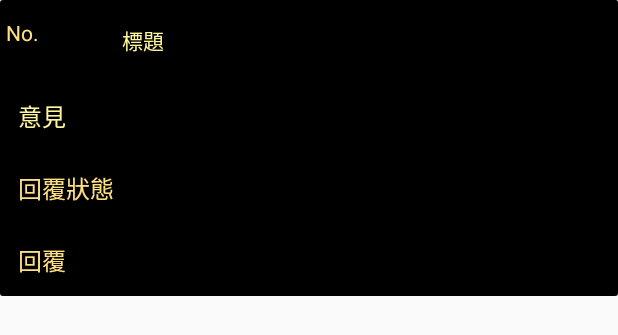
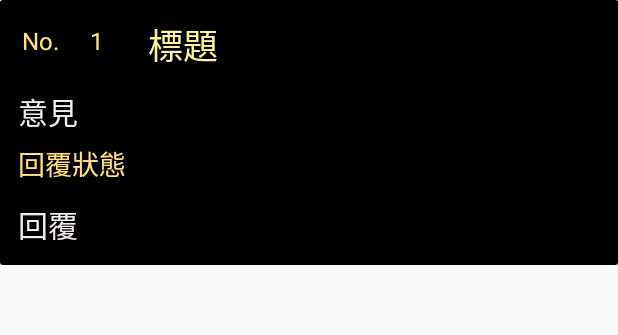
Before and after one commit to DP103-G1/ForntDesk, an Android app: the layout sugbox_item_view.xml on its own in the app's theme, with its tools: preview values and no code run, on a phone screen of 412 x 824 dp. Shown: the top 335 px of the screen. Run offline under Robolectric (Android 15) with nearby library versions, the light colour scheme and no system bars.

Commit message:
//SUG_Box 樣式調整

```diff
--- a/app/src/main/java/com/example/ezeats/SUGBox/ListBoxFragment.java
+++ b/app/src/main/java/com/example/ezeats/SUGBox/ListBoxFragment.java
@@ -136,6 +136,7 @@ public class ListBoxFragment extends Fragment {
             }
         }
 
+
         @Override
         public int getItemCount() {
             return boxes.size();
@@ -160,7 +161,7 @@ public class ListBoxFragment extends Fragment {
                 holder.tvReplyContent.setText(box.getReply());
             }else {
                 holder.reMessageLinearlayout.setVisibility(View.GONE);
-            }
+        }
 
             boolean isExpanded = boxes.get(position).isExpanded();
             holder.expandedLayout.setVisibility(isExpanded ? View.VISIBLE : View.GONE);
--- a/app/src/main/java/com/example/ezeats/SUGBox/SUGBoxFragment.java
+++ b/app/src/main/java/com/example/ezeats/SUGBox/SUGBoxFragment.java
@@ -147,7 +147,7 @@ public class SUGBoxFragment extends Fragment
                                 .setPositiveButton(R.string.textConfirm, new DialogInterface.OnClickListener() {
                                     @Override
                                     public void onClick(DialogInterface dialog, int which) {
-                                        navController.navigate(R.id.action_SUGBoxFragment_to_listBoxFragment);
+                                        navController.navigate(R.id.listBoxFragment);
                                     }
                                 })
                                 .show();
--- a/app/src/main/res/layout/fragment_list_box.xml
+++ b/app/src/main/res/layout/fragment_list_box.xml
@@ -10,7 +10,7 @@
     <androidx.recyclerview.widget.RecyclerView
         android:id="@+id/rvBoxList"
         android:layout_width="match_parent"
-        android:layout_height="561dp"
+        android:layout_height="431dp"
         android:layout_marginTop="16dp" />
 
 </LinearLayout>
--- a/app/src/main/res/layout/fragment_sugbox.xml
+++ b/app/src/main/res/layout/fragment_sugbox.xml
@@ -18,6 +18,7 @@
         android:background="@color/colorTitle"
         android:text="@string/btSent"
         android:textColor="@color/colorText"
+        android:textSize="18sp"
         app:layout_constraintEnd_toEndOf="parent"
         app:layout_constraintHorizontal_bias="0.498"
         app:layout_constraintStart_toStartOf="parent"
@@ -144,7 +145,8 @@
         android:layout_marginStart="14dp"
         android:layout_marginTop="14dp"
         android:numStars="5"
-        android:progressTint="#B4E239"
+        android:progressBackgroundTint="@color/colorStarBackground"
+        android:progressTint="@color/colorStar"
         android:rating="0"
         android:stepSize="0.5"
         app:layout_constraintStart_toEndOf="@+id/tvRating"
--- a/app/src/main/res/layout/sugbox_item_view.xml
+++ b/app/src/main/res/layout/sugbox_item_view.xml
@@ -1,6 +1,7 @@
 <?xml version="1.0" encoding="utf-8"?>
 <LinearLayout xmlns:android="http://schemas.android.com/apk/res/android"
     xmlns:app="http://schemas.android.com/apk/res-auto"
+    xmlns:tools="http://schemas.android.com/tools"
     android:id="@+id/howto_item_view"
     android:layout_width="match_parent"
     android:layout_height="wrap_content"
@@ -12,17 +13,18 @@
 
         <androidx.constraintlayout.widget.ConstraintLayout
             android:layout_width="match_parent"
-            android:layout_height="wrap_content"
+            android:layout_height="match_parent"
             android:background="@color/colorBackground">
 
             <TextView
                 android:id="@+id/tvNumber"
-                android:layout_width="28dp"
-                android:layout_height="45dp"
+                android:layout_width="45dp"
+                android:layout_height="49dp"
                 android:gravity="center"
                 android:padding="16dp"
                 android:text="@string/tvNumber"
                 android:textColor="@color/colorSecondary"
+                android:textSize="16sp"
                 app:layout_constraintStart_toEndOf="@+id/tvNo"
                 app:layout_constraintTop_toTopOf="parent" />
 
@@ -30,11 +32,11 @@
                 android:id="@+id/tvQuestion"
                 android:layout_width="0dp"
                 android:layout_height="wrap_content"
-                android:layout_marginStart="8dp"
-                android:padding="16dp"
                 android:background="@color/colorBackground"
+                android:padding="12dp"
+                android:text="@string/tvMainTitle"
                 android:textColor="@color/colorText"
-                android:text="@string/tvMainTitle"
+                android:textSize="23sp"
                 app:layout_constraintEnd_toEndOf="parent"
                 app:layout_constraintStart_toEndOf="@+id/tvNumber"
                 app:layout_constraintTop_toTopOf="parent" />
@@ -44,6 +46,7 @@
                 android:layout_width="0dp"
                 android:layout_height="wrap_content"
                 android:visibility="visible"
+                app:layout_constraintBottom_toBottomOf="parent"
                 app:layout_constraintEnd_toEndOf="parent"
                 app:layout_constraintHorizontal_bias="1.0"
                 app:layout_constraintStart_toStartOf="parent"
@@ -64,10 +67,12 @@
                         android:layout_height="wrap_content"
                         android:layout_gravity="center_vertical"
                         android:background="@color/colorBackground"
-                        android:padding="12dp"
+                        android:paddingStart="12sp"
+                        android:paddingEnd="5sp"
+                        android:paddingBottom="6sp"
                         android:text="@string/tvheadline"
-                        android:textColor="@color/colorText"
-                        android:textSize="16sp" />
+                        android:textColor="@color/colorLightGray"
+                        android:textSize="20sp" />
 
                     <LinearLayout
                         android:id="@+id/reMessageLinearlayout"
@@ -79,10 +84,11 @@
                             android:id="@+id/tvIsReply"
                             android:layout_width="match_parent"
                             android:layout_height="wrap_content"
-                            android:padding="12dp"
+                            android:paddingStart="12sp"
+                            android:paddingEnd="5sp"
                             android:text="@string/tvIsReply"
                             android:textColor="@color/colorSecondary"
-                            android:textSize="16sp" />
+                            android:textSize="18sp" />
 
                         <TextView
                             android:id="@+id/tvReplyContent"
@@ -90,8 +96,8 @@
                             android:layout_height="wrap_content"
                             android:padding="12dp"
                             android:text="@string/tvReplyContent"
-                            android:textColor="@color/colorSecondary"
-                            android:textSize="16sp" />
+                            android:textColor="@color/colorLightGray"
+                            android:textSize="20sp" />
                     </LinearLayout>
 
                 </LinearLayout>
@@ -102,9 +108,12 @@
                 android:id="@+id/tvNo"
                 android:layout_width="29dp"
                 android:layout_height="44dp"
+                android:layout_marginStart="12dp"
+                android:layout_marginTop="5dp"
                 android:gravity="center"
                 android:text="@string/tvNo"
                 android:textColor="@color/colorSecondary"
+                android:textSize="16sp"
                 app:layout_constraintStart_toStartOf="parent"
                 app:layout_constraintTop_toTopOf="parent" />
 
--- a/app/src/main/res/values/colors.xml
+++ b/app/src/main/res/values/colors.xml
@@ -13,4 +13,7 @@
     <color name="colorWhite">#FFFFFF</color>
     <color name="cardBackground">#1F1F1F</color>
     <color name="normalText">#707070</color>
+    <color name="colorStar">#B4E239</color>
+    <color name="colorStarBackground">#828078</color>
+    <color name="colorLightGray">#F2EDEB</color>
 </resources>
```
